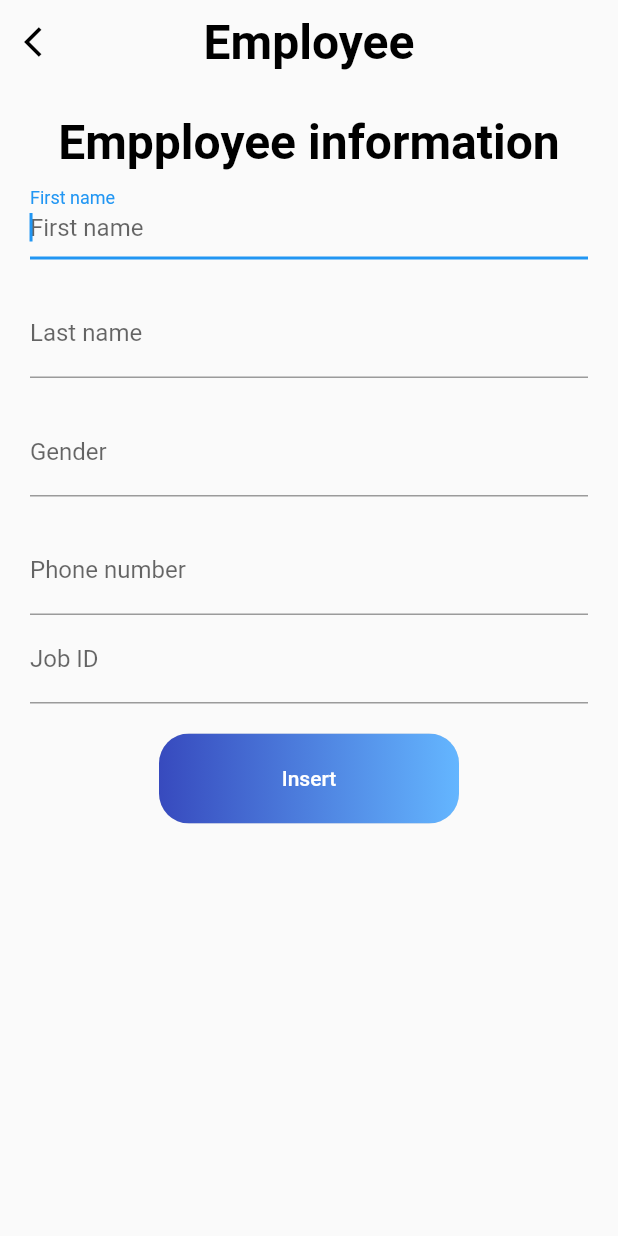
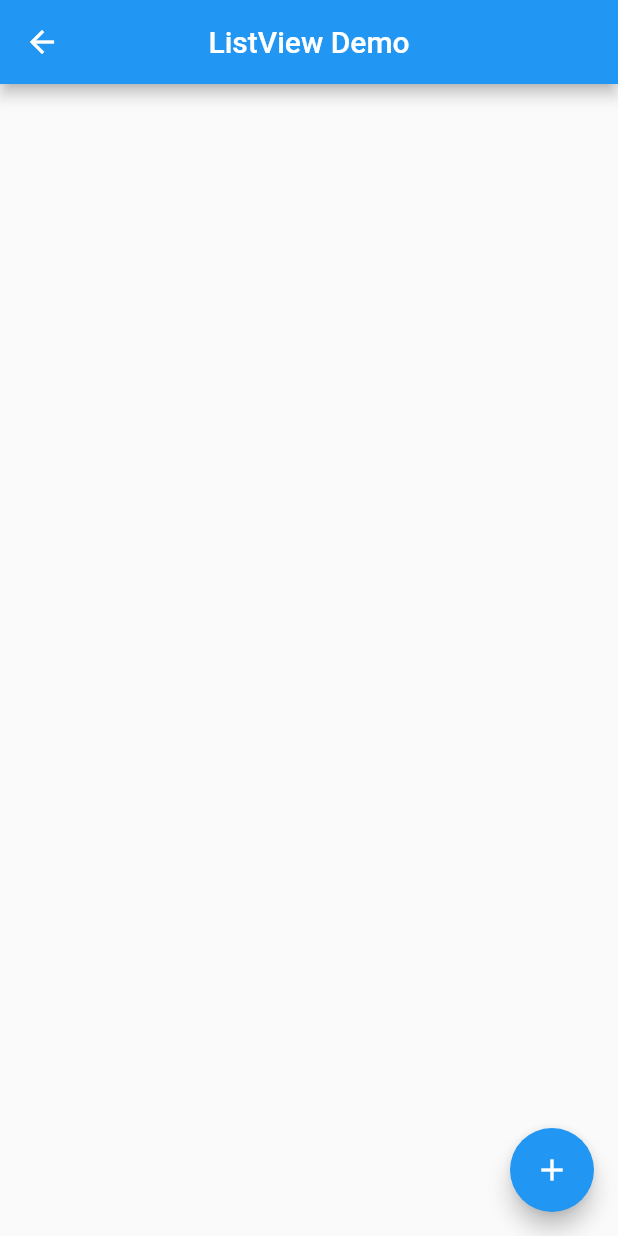
Before and after one commit to sabsab-yeng/pis, a Flutter app: the ManagementPage screen opened directly, after a tap on "Employee", on a phone screen of 412 x 824 dp. Run offline on Flutter 3.47's test engine with Material 2 defaults, Android fonts, the light colour scheme and no system bars; our stand-ins replace firebase_auth, firebase_database, firebase_messaging, flutter_calendar_carousel, flutter_local_notifications, font_awesome_flutter and 5 more; missing offline and left inert: firebase_core_web, flutter_email_sender, google_sign_in_web; accounts and stored records are empty.

Commit message:
Create insert note example for SQLFite

```diff
--- a/lib/ui/screens/drawer/management_page.dart
+++ b/lib/ui/screens/drawer/management_page.dart
@@ -1,7 +1,7 @@
 import 'package:flutter/material.dart';
 import 'package:pis/ui/screens/customer/customer_page.dart';
 import 'package:pis/ui/screens/drawer/joborder/joborder_page.dart';
-import 'package:pis/ui/screens/employee/employee_page.dart';
+import 'package:pis/ui/screens/employee/listview_page.dart';
 import 'package:pis/ui/widgets/inkwell_widget.dart';
 
 import '../../ui_constant.dart';
@@ -26,7 +26,9 @@ class _ManagementPageState extends State<ManagementPage> {
         centerTitle: true,
         leading: IconButton(
           icon: Icon(Icons.arrow_back_ios),
-          onPressed: () {},
+          onPressed: () {
+            Navigator.pop(context);
+          },
         ),
       ),
       body: SingleChildScrollView(
@@ -36,7 +38,7 @@ class _ManagementPageState extends State<ManagementPage> {
             children: [
              InkWellWidget(onTap: (){ Navigator.push(context, MaterialPageRoute(builder: (context)=> CustomerPage()));}, title: "Customer",),
              Divider(),
-             InkWellWidget(onTap: (){ Navigator.push(context, MaterialPageRoute(builder: (context)=> EmployeePage()));}, title: "Employee",),
+             InkWellWidget(onTap: (){ Navigator.push(context, MaterialPageRoute(builder: (context)=> ListViewNote()));}, title: "Employee",),
              Divider(),
              InkWellWidget(onTap: (){
                 Navigator.push(context, MaterialPageRoute(builder: (context)=> JobPage()));
--- a/lib/ui/screens/employee/employee_page.dart
+++ b/lib/ui/screens/employee/employee_page.dart
@@ -1,104 +1,104 @@
-import 'package:flutter/material.dart';
-import 'package:pis/ui/widgets/raised_button_widget.dart';
+// import 'package:flutter/material.dart';
+// import 'package:pis/ui/widgets/raised_button_widget.dart';
 
-import '../../ui_constant.dart';
-class EmployeePage extends StatefulWidget {
-  @override
-  _EmployeePageState createState() => _EmployeePageState();
-}
+// import '../../ui_constant.dart';
+// class EmployeePage extends StatefulWidget {
+//   @override
+//   _EmployeePageState createState() => _EmployeePageState();
+// }
 
-class _EmployeePageState extends State<EmployeePage> {
-  @override
-  Widget build(BuildContext context) {
-   return Scaffold(
-      appBar: AppBar(
-         elevation: 0,
-        iconTheme: IconThemeData(color: appbarIconColor),
-        title: Text(
-          'Employee',
-          style: appbarTextStyle,
-        ),
-        backgroundColor: appBarColor,
-        centerTitle: true,
-        leading: IconButton(
-          icon: Icon(Icons.arrow_back_ios),
-          onPressed: () {
-            Navigator.pop(context);
-          },
-        ),
-      ),
-      body: SingleChildScrollView(
-        child: Container(
-          padding: EdgeInsets.all(20),
-          child: Column(
-            children: [
-              Text(
-                "Empployee information",
-                style: appbarTextStyle,
-              ),
-              Flexible(
-                flex: 0,
-                child: Form(
-                  child: Flex(
-                    direction: Axis.vertical,
-                    children: [
-                      TextFormField(
-                       autofocus: true,
-                        decoration: InputDecoration(
-                          hintText: "First name",
-                          labelText: "First name",
-                        ),
-                      ),
-                      SizedBox(
-                        height: 20,
-                      ),
-                      TextFormField(
-                        autofocus: false,
-                        decoration: InputDecoration(
-                          hintText: "Last name",
-                          labelText: "Last name",
-                        ),
-                      ),
-                      SizedBox(
-                        height: 20,
-                      ),
-                      TextFormField(
-                        autofocus: false,
-                        decoration: InputDecoration(
-                          hintText: "Gender",
-                          labelText: "Gender",
-                        ),
-                      ),
-                      SizedBox(
-                        height: 20,
-                      ),
-                      TextFormField(
-                      keyboardType: TextInputType.phone,
-                        autofocus: false,
-                        decoration: InputDecoration(
-                          hintText: "Phone number",
-                          labelText: "Phone number",
-                        ),
-                      ),
-                        TextFormField(
-                        autofocus: false,
-                        decoration: InputDecoration(
-                          hintText: "Job ID",
-                          labelText: "Job ID",
-                        ),
-                      ),
-                      SizedBox(
-                        height: 20,
-                      ),
-                      RaisedButtonWidget(title: "Insert",onPressed: (){},),
-                    ],
-                  ),
-                ),
-              ),
-            ],
-          ),
-        ),
-      ),
-    );
-  }
-}
+// class _EmployeePageState extends State<EmployeePage> {
+//   @override
+//   Widget build(BuildContext context) {
+//    return Scaffold(
+//       appBar: AppBar(
+//          elevation: 0,
+//         iconTheme: IconThemeData(color: appbarIconColor),
+//         title: Text(
+//           'Employee',
+//           style: appbarTextStyle,
+//         ),
+//         backgroundColor: appBarColor,
+//         centerTitle: true,
+//         leading: IconButton(
+//           icon: Icon(Icons.arrow_back_ios),
+//           onPressed: () {
+//             Navigator.pop(context);
+//           },
+//         ),
+//       ),
+//       body: SingleChildScrollView(
+//         child: Container(
+//           padding: EdgeInsets.all(20),
+//           child: Column(
+//             children: [
+//               Text(
+//                 "Empployee information",
+//                 style: appbarTextStyle,
+//               ),
+//               Flexible(
+//                 flex: 0,
+//                 child: Form(
+//                   child: Flex(
+//                     direction: Axis.vertical,
+//                     children: [
+//                       TextFormField(
+//                        autofocus: true,
+//                         decoration: InputDecoration(
+//                           hintText: "First name",
+//                           labelText: "First name",
+//                         ),
+//                       ),
+//                       SizedBox(
+//                         height: 20,
+//                       ),
+//                       TextFormField(
+//                         autofocus: false,
+//                         decoration: InputDecoration(
+//                           hintText: "Last name",
+//                           labelText: "Last name",
+//                         ),
+//                       ),
+//                       SizedBox(
+//                         height: 20,
+//                       ),
+//                       TextFormField(
+//                         autofocus: false,
+//                         decoration: InputDecoration(
+//                           hintText: "Gender",
+//                           labelText: "Gender",
+//                         ),
+//                       ),
+//                       SizedBox(
+//                         height: 20,
+//                       ),
+//                       TextFormField(
+//                       keyboardType: TextInputType.phone,
+//                         autofocus: false,
+//                         decoration: InputDecoration(
+//                           hintText: "Phone number",
+//                           labelText: "Phone number",
+//                         ),
+//                       ),
+//                         TextFormField(
+//                         autofocus: false,
+//                         decoration: InputDecoration(
+//                           hintText: "Job ID",
+//                           labelText: "Job ID",
+//                         ),
+//                       ),
+//                       SizedBox(
+//                         height: 20,
+//                       ),
+//                       RaisedButtonWidget(title: "Insert",onPressed: (){},),
+//                     ],
+//                   ),
+//                 ),
+//               ),
+//             ],
+//           ),
+//         ),
+//       ),
+//     );
+//   }
+// }
```
Also changed, not shown: lib/ui/screens/employee/emp_dbhelpper.dart (added, +175 -0 lines), lib/ui/screens/employee/emp_model.dart (added, +69 -0 lines), lib/ui/screens/employee/listview_page.dart (added, +142 -0 lines), lib/ui/screens/employee/note_page.dart (added, +70 -0 lines).
